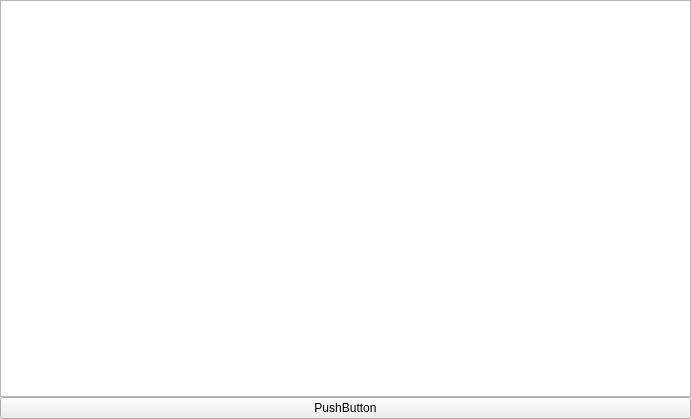
Old version of the form gamepage.ui in the repository Czesiek1701/Run-Pecker.
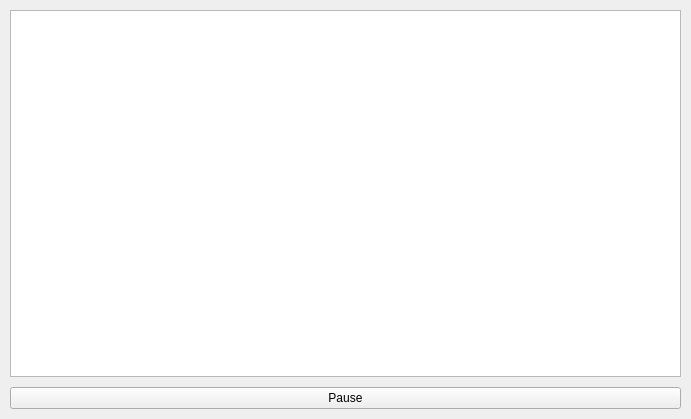
New version of the form.

```diff
--- a/gamepage.ui
+++ b/gamepage.ui
@@ -15,19 +15,19 @@
   </property>
   <layout class="QVBoxLayout" name="verticalLayout">
    <property name="spacing">
-    <number>0</number>
+    <number>10</number>
    </property>
    <property name="leftMargin">
-    <number>0</number>
+    <number>10</number>
    </property>
    <property name="topMargin">
-    <number>0</number>
+    <number>10</number>
    </property>
    <property name="rightMargin">
-    <number>0</number>
+    <number>10</number>
    </property>
    <property name="bottomMargin">
-    <number>0</number>
+    <number>10</number>
    </property>
    <item>
     <widget class="QGraphicsView" name="uiGameView">
@@ -54,7 +54,7 @@
    <item>
     <widget class="QPushButton" name="pushButton">
      <property name="text">
-      <string>PushButton</string>
+      <string>Pause</string>
      </property>
     </widget>
    </item>
```
Left out of the diff: 4 changed lines with no effect on the pictures.
